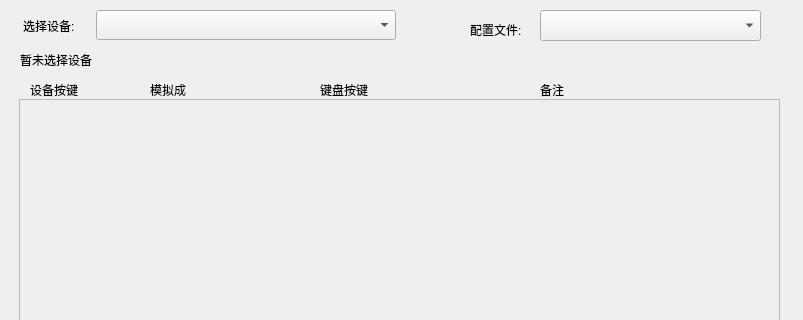
Before: the Qt Designer form mainwindow.ui in InsistonTan/KeyMappingsTool, drawn with Qt 5; both pictures show x 0 to 803 and y 0 to 320 of the 803 by 605 pixel window.
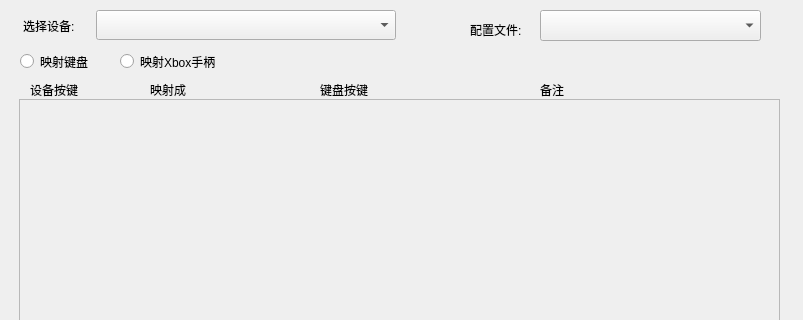
After: the same form once the commit is applied.

Commit message: [update]放弃使用hdiapi直接读取输入报告, 改为使用DirectInput来获取方向盘设备状态, 使得本工具能适配更多方向盘.新增映 射xbox手柄功能.

Patch:
```diff
--- a/mainwindow.ui
+++ b/mainwindow.ui
@@ -76,19 +76,6 @@
      </item>
     </layout>
    </widget>
-   <widget class="QLabel" name="label_2">
-    <property name="geometry">
-     <rect>
-      <x>20</x>
-      <y>50</y>
-      <width>681</width>
-      <height>19</height>
-     </rect>
-    </property>
-    <property name="text">
-     <string>暂未选择设备</string>
-    </property>
-   </widget>
    <widget class="QScrollArea" name="scrollArea">
     <property name="geometry">
      <rect>
@@ -233,7 +220,7 @@
      </rect>
     </property>
     <property name="text">
-     <string>模拟成</string>
+     <string>映射成</string>
     </property>
    </widget>
    <widget class="QLabel" name="label_7">
@@ -333,6 +320,32 @@
      </rect>
     </property>
    </widget>
+   <widget class="QRadioButton" name="radioButton">
+    <property name="geometry">
+     <rect>
+      <x>20</x>
+      <y>50</y>
+      <width>91</width>
+      <height>23</height>
+     </rect>
+    </property>
+    <property name="text">
+     <string>映射键盘</string>
+    </property>
+   </widget>
+   <widget class="QRadioButton" name="radioButton_2">
+    <property name="geometry">
+     <rect>
+      <x>120</x>
+      <y>50</y>
+      <width>121</width>
+      <height>23</height>
+     </rect>
+    </property>
+    <property name="text">
+     <string>映射Xbox手柄</string>
+    </property>
+   </widget>
   </widget>
   <widget class="QMenuBar" name="menubar">
    <property name="geometry">
```
The commit also changes 11 other files.
